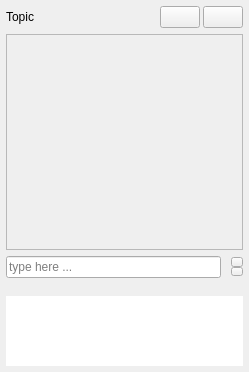
Old version of the form src/Common/gui/chat/ChatPanel.ui in the repository elieserdejesus/JamTaba.
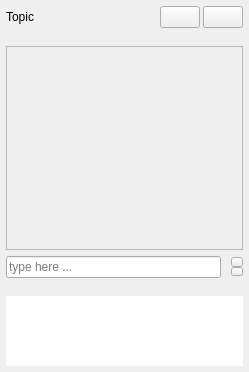
New version of the form. Icons and pictures are not drawn.

Commit message: Improving connected users widget

The edit to the form file:
```diff
--- a/src/Common/gui/chat/ChatPanel.ui
+++ b/src/Common/gui/chat/ChatPanel.ui
@@ -99,6 +99,19 @@
      </item>
     </layout>
    </item>
+   <item>
+    <spacer name="verticalSpacer_2">
+     <property name="orientation">
+      <enum>Qt::Vertical</enum>
+     </property>
+     <property name="sizeHint" stdset="0">
+      <size>
+       <width>20</width>
+       <height>12</height>
+      </size>
+     </property>
+    </spacer>
+   </item>
    <item>
     <widget class="QScrollArea" name="chatScroll">
      <property name="sizePolicy">
@@ -131,7 +144,7 @@
         <x>0</x>
         <y>0</y>
         <width>235</width>
-        <height>205</height>
+        <height>187</height>
        </rect>
       </property>
      </widget>
```
The commit also changes 1 other file.
